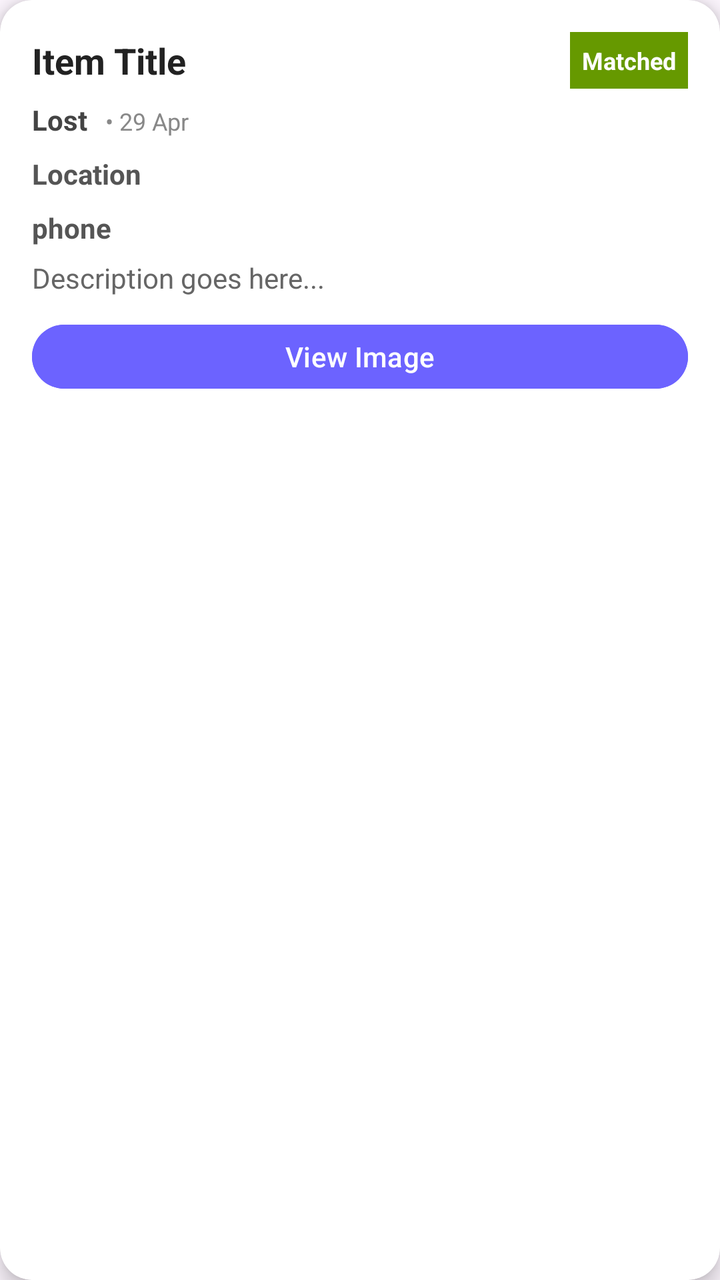
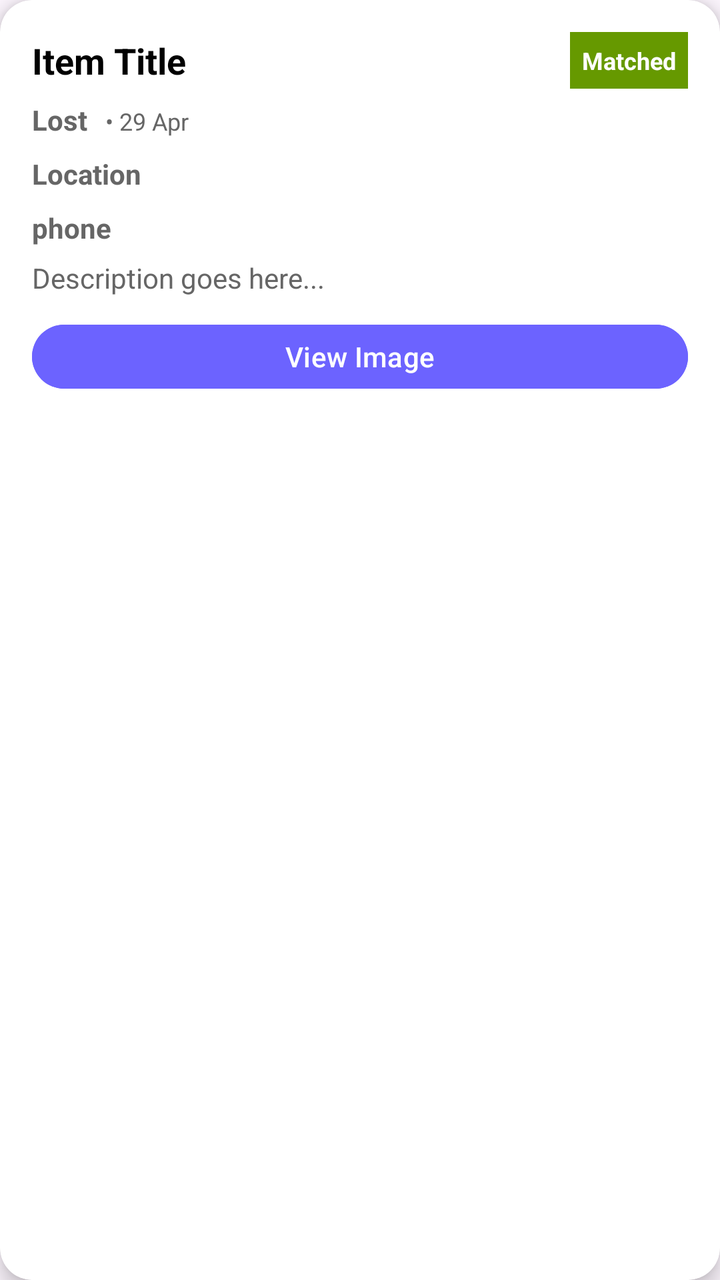

An Android layout rendered at two revisions. The XML below is the earlier revision; the diff shows what the commit changed to produce the second picture.
<!-- AndroidManifest.xml: application theme Theme.LostandFound -->
<!-- res/layout/item_row.xml -->
<?xml version="1.0" encoding="utf-8"?>
<androidx.cardview.widget.CardView xmlns:android="http://schemas.android.com/apk/res/android"
    xmlns:card_view="http://schemas.android.com/apk/res-auto"
    android:layout_width="match_parent"
    android:layout_height="wrap_content"
    android:layout_margin="10dp"
    card_view:cardCornerRadius="16dp"
    card_view:cardElevation="6dp"
    card_view:cardBackgroundColor="#FFFFFF">

    <LinearLayout
        android:orientation="vertical"
        android:padding="16dp"
        android:layout_width="match_parent"
        android:layout_height="wrap_content">

        
        <LinearLayout
            android:layout_width="match_parent"
            android:layout_height="wrap_content"
            android:orientation="horizontal"
            android:gravity="center_vertical">

            <TextView
                android:id="@+id/title"
                android:layout_width="0dp"
                android:layout_height="wrap_content"
                android:layout_weight="1"
                android:text="Item Title"
                android:textSize="18sp"
                android:textStyle="bold"
                android:textColor="#222"/>

            
            <TextView
                android:id="@+id/status"
                android:layout_width="wrap_content"
                android:layout_height="wrap_content"
                android:background="@android:color/holo_green_dark"
                android:padding="6dp"
                android:text="Matched"
                android:textColor="#FFFFFF"
                android:textSize="12sp"
                android:textStyle="bold" />
        </LinearLayout>

        
        <LinearLayout
            android:layout_width="match_parent"
            android:layout_height="wrap_content"
            android:orientation="horizontal"
            android:layout_marginTop="6dp">

            <TextView
                android:id="@+id/type"
                android:layout_width="wrap_content"
                android:layout_height="wrap_content"
                android:text="Lost"
                android:textStyle="bold"
                android:textColor="#444"/>

            <TextView
                android:id="@+id/date"
                android:layout_width="wrap_content"
                android:layout_height="wrap_content"
                android:text=" • 29 Apr"
                android:textSize="12sp"
                android:textColor="#888"
                android:layout_marginStart="6dp"/>
        </LinearLayout>

        
        <TextView
            android:id="@+id/location"
            android:layout_width="wrap_content"
            android:layout_height="wrap_content"
            android:layout_marginTop="8dp"
            android:text="Location"
            android:textColor="#555"
            android:textStyle="bold" />

        
        <TextView
            android:id="@+id/phone"
            android:layout_width="wrap_content"
            android:layout_height="wrap_content"
            android:layout_marginTop="8dp"
            android:text="phone"
            android:textColor="#555"
            android:textStyle="bold" />

        
        <TextView
            android:id="@+id/description"
            android:layout_width="match_parent"
            android:layout_height="wrap_content"
            android:text="Description goes here..."
            android:textColor="#666"
            android:layout_marginTop="6dp"
            android:maxLines="2"
            android:ellipsize="end"/>

        
        <LinearLayout
            android:layout_width="match_parent"
            android:layout_height="wrap_content"
            android:orientation="horizontal"
            android:layout_marginTop="10dp">

            
            <Button
                android:id="@+id/viewImageBtn"
                android:layout_width="0dp"
                android:layout_height="40dp"
                android:layout_weight="1"
                android:text="View Image"
                android:textAllCaps="false"
                android:textColor="#FFFFFF"
                android:backgroundTint="#6C63FF"/>

            
            <Button
                android:id="@+id/viewFinderBtn"
                android:layout_width="0dp"
                android:layout_height="40dp"
                android:layout_weight="1"
                android:layout_marginStart="8dp"
                android:text="View Finder"
                android:textAllCaps="false"
                android:textColor="#FFFFFF"
                android:backgroundTint="#00A86B"
                android:visibility="gone"/>
        </LinearLayout>

    </LinearLayout>

</androidx.cardview.widget.CardView>
<!-- resources referenced by this layout -->
<resources>
  <style name="Theme.LostandFound" parent="Base.Theme.LostandFound" />
  <style name="Base.Theme.LostandFound" parent="Theme.Material3.DayNight.NoActionBar">
          
          
      </style>
</resources>

<!-- the commit's change to res/layout/item_row.xml (unified diff, before → after) -->
@@ -6,7 +6,7 @@
     android:layout_margin="10dp"
     card_view:cardCornerRadius="16dp"
     card_view:cardElevation="6dp"
-    card_view:cardBackgroundColor="#FFFFFF">
+    card_view:cardBackgroundColor="@color/card">
 
     <LinearLayout
         android:orientation="vertical"
@@ -29,7 +29,7 @@
                 android:text="Item Title"
                 android:textSize="18sp"
                 android:textStyle="bold"
-                android:textColor="#222"/>
+                android:textColor="@color/text_primary"/>
 
             
             <TextView
@@ -57,7 +57,7 @@
                 android:layout_height="wrap_content"
                 android:text="Lost"
                 android:textStyle="bold"
-                android:textColor="#444"/>
+                android:textColor="@color/text_secondary"/>
 
             <TextView
                 android:id="@+id/date"
@@ -65,7 +65,7 @@
                 android:layout_height="wrap_content"
                 android:text=" • 29 Apr"
                 android:textSize="12sp"
-                android:textColor="#888"
+                android:textColor="@color/text_secondary"
                 android:layout_marginStart="6dp"/>
         </LinearLayout>
 
@@ -76,7 +76,7 @@
             android:layout_height="wrap_content"
             android:layout_marginTop="8dp"
             android:text="Location"
-            android:textColor="#555"
+            android:textColor="@color/text_secondary"
             android:textStyle="bold" />
 
         
@@ -86,7 +86,7 @@
             android:layout_height="wrap_content"
             android:layout_marginTop="8dp"
             android:text="phone"
-            android:textColor="#555"
+            android:textColor="@color/text_secondary"
             android:textStyle="bold" />
 
         
@@ -95,7 +95,7 @@
             android:layout_width="match_parent"
             android:layout_height="wrap_content"
             android:text="Description goes here..."
-            android:textColor="#666"
+            android:textColor="@color/text_secondary"
             android:layout_marginTop="6dp"
             android:maxLines="2"
             android:ellipsize="end"/>
<!-- resource entries referenced after the edit -->
@@ -1,5 +1,8 @@
 <!-- resources referenced by this layout -->
 <resources>
+  <color name="card">#FFFFFF</color>
+  <color name="text_primary">#000000</color>
+  <color name="text_secondary">#666666</color>
   <style name="Theme.LostandFound" parent="Base.Theme.LostandFound" />
   <style name="Base.Theme.LostandFound" parent="Theme.Material3.DayNight.NoActionBar">
           
